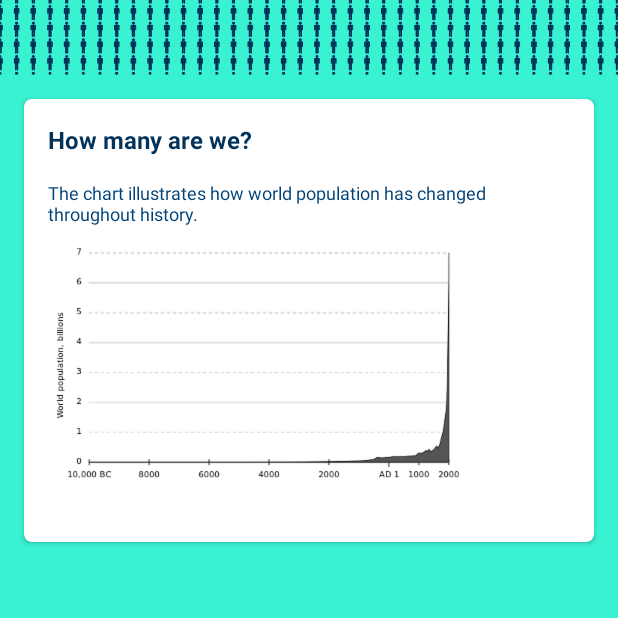
After one commit to mihaaly/PopulationQuiz, an Android app: the InfoActivity screen opened directly, with no data from a screen before it, on a phone screen of 412 x 824 dp, the top half of it. The commit adds this screen. Run offline under Robolectric (Android 15) with nearby library versions, the phone set to English and light mode, and no system bars.

Commit message:
adds InfoActivity
work in progress 4

```diff
--- a/app/src/main/AndroidManifest.xml
+++ b/app/src/main/AndroidManifest.xml
@@ -16,7 +16,8 @@
                 <category android:name="android.intent.category.LAUNCHER" />
             </intent-filter>
         </activity>
-        <activity android:name=".QuizActivity"></activity>
+        <activity android:name=".QuizActivity" />
+        <activity android:name=".InfoActivity"></activity>
     </application>
 
 </manifest>
--- /dev/null
+++ b/app/src/main/java/com/example/android/populationquiz/InfoActivity.java
@@ -0,0 +1,13 @@
+package com.example.android.populationquiz;
+
+import android.support.v7.app.AppCompatActivity;
+import android.os.Bundle;
+
+public class InfoActivity extends AppCompatActivity {
+
+    @Override
+    protected void onCreate(Bundle savedInstanceState) {
+        super.onCreate(savedInstanceState);
+        setContentView(R.layout.activity_info);
+    }
+}
--- a/app/src/main/java/com/example/android/populationquiz/QuizActivity.java
+++ b/app/src/main/java/com/example/android/populationquiz/QuizActivity.java
@@ -12,9 +12,6 @@ import android.widget.RadioButton;
 import android.widget.ScrollView;
 import android.widget.Toast;
 
-import static com.example.android.populationquiz.R.id.editText_planet;
-import static com.example.android.populationquiz.R.id.scrollView_quiz;
-import static com.example.android.populationquiz.R.id.scrollView_quiz2;
 
 public class QuizActivity extends AppCompatActivity {
 
@@ -34,15 +31,15 @@ public class QuizActivity extends AppCompatActivity {
      */
     public void submit (View view) {
         // Scrolls back to start.
-        int orientation=this.getResources().getConfiguration().orientation;
-        if(orientation== Configuration.ORIENTATION_PORTRAIT){
+        int orientation = this.getResources().getConfiguration().orientation;
+        if(orientation == Configuration.ORIENTATION_PORTRAIT){
             //code for portrait mode
-            ScrollView scrollView = (ScrollView) findViewById(scrollView_quiz);
+            ScrollView scrollView = (ScrollView) findViewById(R.id.quiz_portrait);
             scrollView.scrollTo(0, 0);
         }
         else{
             //code for landscape mode
-            HorizontalScrollView scrollView2 = (HorizontalScrollView) findViewById(scrollView_quiz2);
+            HorizontalScrollView scrollView2 = (HorizontalScrollView) findViewById(R.id.quiz_land);
             scrollView2.scrollTo(0, 0);
         }
         // Reset and check.
@@ -60,7 +57,7 @@ public class QuizActivity extends AppCompatActivity {
      * Checks if first answer is correct, assigns points, gives feedback if answer is correct.
      */
     public void checkFirst () {
-        EditText editTextPlanet = (EditText) findViewById(editText_planet);
+        EditText editTextPlanet = (EditText) findViewById(R.id.editText_planet);
         String answer = editTextPlanet.getEditableText().toString();
         String planet = getString(R.string.string_question01_answer);
         if (answer.equals(planet)) {
@@ -205,6 +202,14 @@ public class QuizActivity extends AppCompatActivity {
     }
 
     /**
+     * Navigates to InfoActivity for background information.
+     */
+    public void moreInfo (View view) {
+        Intent intent = new Intent (this,InfoActivity.class);
+        startActivity(intent);
+    }
+
+    /**
      * Displays short Toast message.
      */
     public void showToast(String strMessage) {
--- a/app/src/main/res/layout-land/activity_quiz.xml
+++ b/app/src/main/res/layout-land/activity_quiz.xml
@@ -1,7 +1,7 @@
 <?xml version="1.0" encoding="utf-8"?>
 <HorizontalScrollView xmlns:android="http://schemas.android.com/apk/res/android"
     xmlns:tools="http://schemas.android.com/tools"
-    android:id="@+id/scrollView_quiz2"
+    android:id="@+id/quiz_land"
     android:layout_width="match_parent"
     android:layout_height="match_parent"
     android:background="@color/colorPrimary"
@@ -285,6 +285,7 @@
                 android:layout_width="@dimen/dimen_touch_target"
                 android:layout_height="0dp"
                 android:layout_weight="1"
+                android:onClick="moreInfo"
                 android:text="@string/string_more_button"/>
         </LinearLayout>
     </LinearLayout>
--- /dev/null
+++ b/app/src/main/res/layout/activity_info.xml
@@ -0,0 +1,63 @@
+<?xml version="1.0" encoding="utf-8"?>
+<ScrollView xmlns:android="http://schemas.android.com/apk/res/android"
+    xmlns:tools="http://schemas.android.com/tools"
+    android:layout_width="match_parent"
+    android:layout_height="match_parent"
+    android:background="@color/colorPrimary"
+    tools:context="com.example.android.populationquiz.InfoActivity">
+
+    <LinearLayout
+        android:layout_width="match_parent"
+        android:layout_height="match_parent"
+        android:orientation="vertical">
+
+        <!-- Stick man theme image. -->
+        <ImageView
+            android:layout_width="match_parent"
+            android:layout_height="50dp"
+            android:scaleType="centerCrop"
+            android:src="@drawable/main_background" />
+
+        <android.support.v7.widget.CardView
+            style="@style/style_quiz_card"
+            android:layout_width="match_parent"
+            android:layout_height="wrap_content">
+
+            <LinearLayout
+                android:layout_width="match_parent"
+                android:layout_height="wrap_content"
+                android:orientation="vertical">
+
+                <TextView
+                    style="@style/style_question_text"
+                    android:layout_width="match_parent"
+                    android:layout_height="wrap_content"
+                    android:text="@string/string_article_title"/>
+
+                <TextView
+                    style="@style/style_article_body"
+                    android:layout_width="match_parent"
+                    android:layout_height="wrap_content"
+                    android:layout_marginTop="@dimen/dimen_default_margin"
+                    android:text="@string/string_chart_caption"/>
+
+                <ImageView
+                    android:layout_width="match_parent"
+                    android:layout_height="match_parent"
+                    android:layout_marginTop="@dimen/dimen_default_spacer"
+                    android:layout_marginBottom="@dimen/dimen_default_spacer"
+                    android:src="@drawable/population_curve"
+                    android:scaleType="fitStart"/>
+
+                <TextView
+                    style="@style/style_article_body"
+                    android:layout_width="match_parent"
+                    android:layout_height="wrap_content" />
+
+            </LinearLayout>
+
+        </android.support.v7.widget.CardView>
+
+    </LinearLayout>
+
+</ScrollView>
--- a/app/src/main/res/layout/activity_quiz.xml
+++ b/app/src/main/res/layout/activity_quiz.xml
@@ -1,7 +1,7 @@
 <?xml version="1.0" encoding="utf-8"?>
 <ScrollView xmlns:android="http://schemas.android.com/apk/res/android"
     xmlns:tools="http://schemas.android.com/tools"
-    android:id="@+id/scrollView_quiz"
+    android:id="@+id/quiz_portrait"
     android:layout_width="match_parent"
     android:layout_height="match_parent"
     android:background="@color/colorPrimary"
@@ -286,6 +286,7 @@
                 android:layout_width="0dp"
                 android:layout_height="@dimen/dimen_touch_target"
                 android:layout_weight="1"
+                android:onClick="moreInfo"
                 android:text="@string/string_more_button"/>
         </LinearLayout>
     </LinearLayout>
--- a/app/src/main/res/values/dimens.xml
+++ b/app/src/main/res/values/dimens.xml
@@ -16,6 +16,7 @@
     <dimen name="dimen_button_text_size">14sp</dimen>
     <dimen name="dimen_question_text_size">16sp</dimen>
     <dimen name="dimen_answer_text_size">14sp</dimen>
+    <dimen name="dimen_article_body_text_size">12sp</dimen>
 
 
 </resources>
--- a/app/src/main/res/values/strings.xml
+++ b/app/src/main/res/values/strings.xml
@@ -51,4 +51,8 @@
     <string name="string_fourth">Fourth answer</string>
     <string name="string_fifth">Fifth answer</string>
     <string name="string_scoreToast">"Your score is: "</string>
+
+    <!-- Info activity strings. -->
+    <string name="string_article_title">How many are we?</string>
+    <string name="string_chart_caption">The chart illustrates how world population has changed throughout history.</string>
 </resources>
--- a/app/src/main/res/values/styles.xml
+++ b/app/src/main/res/values/styles.xml
@@ -53,6 +53,11 @@
         <item name="android:textSize">@dimen/dimen_answer_text_size</item>
     </style>
 
+    <!-- Info article body style. -->
+    <style name="style_article_body">
+        <item name="android:textColor">@color/colorLightP</item>
+        <item name="android:textSize">@dimen/dimen_article_body_text_size</item>
+    </style>
     <!-- Quiz cards radio button style. -->
     <style name="style_answer_text.radio_button">
         <item name="android:paddingLeft">@dimen/dimen_option_left_padding</item>
```
Also changed, not shown: app/src/main/res/drawable-hdpi/population_curve.png (added), app/src/main/res/drawable-mdpi/population_curve.png (added), app/src/main/res/drawable-xhdpi/population_curve.png (added), app/src/main/res/drawable-xxhdpi/population_curve.png (added), app/src/main/res/drawable-xxxhdpi/population_curve.png (added).
